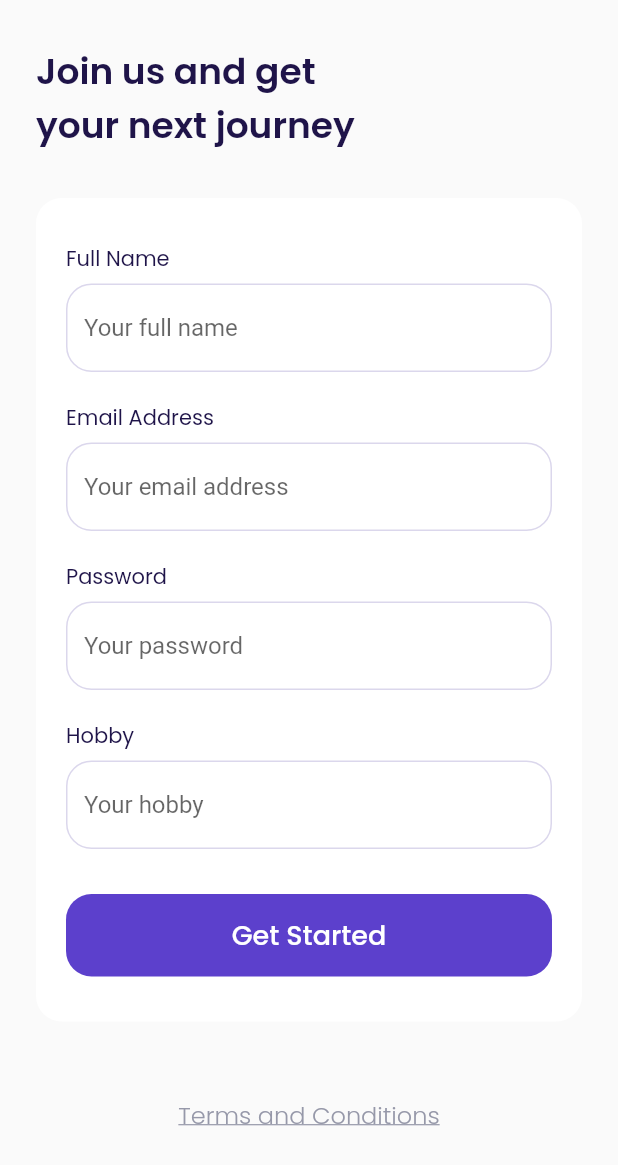
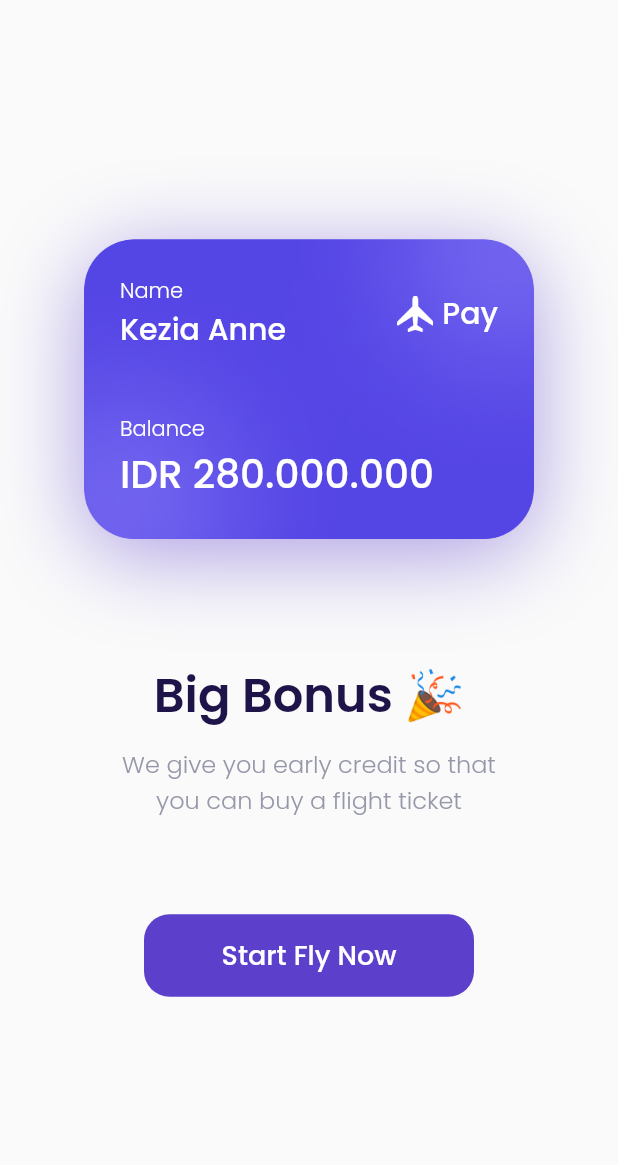
Before and after one commit to mayoreta/airplane-booking, a Flutter app: the SignUpPage screen opened by its route, after a tap on "Get Started", on a phone screen of 412 x 824 dp. Shown: the top 1165 px of the screen. Run offline on Flutter 3.47's test engine with Material 2 defaults, Android fonts, the phone set to English and light mode, and no system bars; our stand-ins replace google_fonts.

Commit message:
add bonus page

```diff
--- a/lib/main.dart
+++ b/lib/main.dart
@@ -1,4 +1,5 @@
 import 'package:airplane_booking/shared/theme.dart';
+import 'package:airplane_booking/ui/pages/bonus_page.dart';
 import 'package:airplane_booking/ui/pages/sign_up.dart';
 import 'package:flutter/material.dart';
 import 'package:airplane_booking/ui/pages/splash_page.dart';
@@ -20,6 +21,7 @@ class App extends StatelessWidget {
         '/': (context) => const SplashPage(),
         '/get-started': (context) => const GetStartedPage(),
         '/sign-up': (context) => const SignUpPage(),
+        '/bonus': (context) => const BonusPage(),
       },
     );
   }
--- /dev/null
+++ b/lib/ui/pages/bonus_page.dart
@@ -0,0 +1,143 @@
+import 'package:airplane_booking/shared/theme.dart';
+import 'package:airplane_booking/ui/widgets/button.dart';
+import 'package:flutter/material.dart';
+
+class BonusPage extends StatelessWidget {
+  const BonusPage({Key? key}) : super(key: key);
+
+  @override
+  Widget build(BuildContext context) {
+    return Scaffold(
+      body: Center(
+        child: Column(
+          mainAxisAlignment: MainAxisAlignment.center,
+          children: [
+            cardSection(),
+            infoSection(),
+            buttonSection(),
+          ],
+        ),
+      ),
+    );
+  }
+
+  ButtonCustom buttonSection() {
+    return ButtonCustom(
+      action: () {},
+      margin: const EdgeInsets.only(top: 64),
+      width: 220,
+      text: 'Start Fly Now',
+    );
+  }
+
+  Container infoSection() {
+    return Container(
+      margin: const EdgeInsets.only(top: 80),
+      child: Column(
+        children: [
+          Text(
+            'Big Bonus 🎉',
+            style: blackTextStyle.copyWith(
+              fontSize: 32,
+              fontWeight: semiBold,
+            ),
+          ),
+          const SizedBox(
+            height: 10,
+          ),
+          Text(
+            'We give you early credit so that\nyou can buy a flight ticket',
+            textAlign: TextAlign.center,
+            style: greyTextStyle.copyWith(
+              fontSize: 16,
+              fontWeight: light,
+            ),
+          ),
+        ],
+      ),
+    );
+  }
+
+  Container cardSection() {
+    return Container(
+      width: 300,
+      height: 200,
+      padding: EdgeInsets.all(defaultMargin),
+      decoration: BoxDecoration(
+        image: const DecorationImage(
+          image: AssetImage('assets/images/image_card.png'),
+        ),
+        borderRadius: BorderRadius.circular(33),
+        boxShadow: [
+          BoxShadow(
+            color: kPrimaryColor.withOpacity(0.5),
+            blurRadius: 50,
+            offset: const Offset(0, 10),
+          ),
+        ],
+      ),
+      child: Column(
+        crossAxisAlignment: CrossAxisAlignment.start,
+        children: [
+          Row(
+            children: [
+              Expanded(
+                child: Column(
+                  crossAxisAlignment: CrossAxisAlignment.start,
+                  children: [
+                    Text(
+                      'Name',
+                      style: whiteTextStyle.copyWith(
+                        fontWeight: light,
+                      ),
+                    ),
+                    Text(
+                      'Kezia Anne',
+                      style: whiteTextStyle.copyWith(
+                        fontSize: 20,
+                        fontWeight: medium,
+                      ),
+                    ),
+                  ],
+                ),
+              ),
+              Container(
+                height: 24,
+                width: 24,
+                margin: const EdgeInsets.only(right: 6),
+                decoration: const BoxDecoration(
+                  image: DecorationImage(
+                    image: AssetImage('assets/icons/icon_plane.png'),
+                  ),
+                ),
+              ),
+              Text(
+                'Pay',
+                style: whiteTextStyle.copyWith(
+                  fontSize: 20,
+                  fontWeight: medium,
+                ),
+              ),
+            ],
+          ),
+          const SizedBox(
+            height: 41,
+          ),
+          Text(
+            'Balance',
+            style: whiteTextStyle.copyWith(
+              fontWeight: light,
+            ),
+          ),
+          Text(
+            'IDR 280.000.000',
+            style: whiteTextStyle.copyWith(
+              fontSize: 26,
+              fontWeight: medium,
+            ),
+          )
+        ],
+      ),
+    );
+  }
+}
--- a/lib/ui/pages/sign_up.dart
+++ b/lib/ui/pages/sign_up.dart
@@ -15,7 +15,7 @@ class SignUpPage extends StatelessWidget {
           padding: EdgeInsets.symmetric(horizontal: defaultMargin),
           children: [
             title(),
-            inputSection(),
+            inputSection(context),
             tacSection(),
           ],
         ),
@@ -34,7 +34,7 @@ class SignUpPage extends StatelessWidget {
     );
   }
 
-  Container inputSection() {
+  Container inputSection(BuildContext context) {
     return Container(
       margin: const EdgeInsets.only(top: 30),
       padding: const EdgeInsets.symmetric(
@@ -68,7 +68,7 @@ class SignUpPage extends StatelessWidget {
             hintText: 'Your hobby',
           ),
           ButtonCustom(
-            action: () {},
+            action: () => Navigator.pushNamed(context, '/bonus'),
             text: 'Get Started',
           ),
         ],
```
